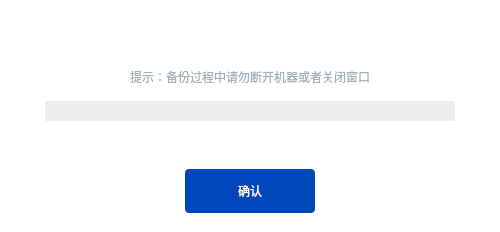
Dobot-Arm/DRobotMaintenanceTool, file code/Widget2ProgressDialog.ui: the form before one commit.
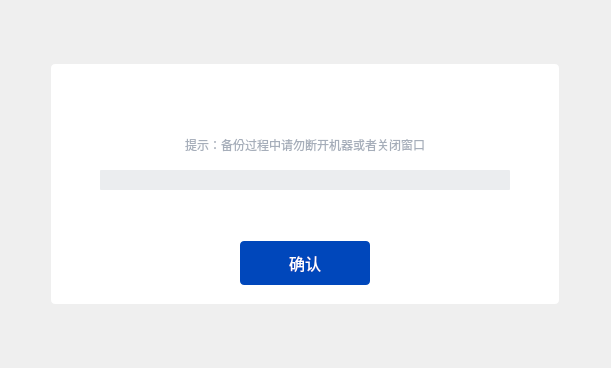
The form after the commit. Icons and pictures are not drawn.

What changed in the file:
```diff
--- a/code/Widget2ProgressDialog.ui
+++ b/code/Widget2ProgressDialog.ui
@@ -6,8 +6,8 @@
    <rect>
     <x>0</x>
     <y>0</y>
-    <width>500</width>
-    <height>232</height>
+    <width>611</width>
+    <height>368</height>
    </rect>
   </property>
   <property name="minimumSize">
@@ -18,18 +18,35 @@
   </property>
   <property name="maximumSize">
    <size>
-    <width>700</width>
-    <height>240</height>
+    <width>7000</width>
+    <height>2400</height>
    </size>
   </property>
   <property name="windowTitle">
    <string>Form</string>
   </property>
   <property name="styleSheet">
-   <string notr="true">
- 	border: none;
-  	border-radius: 4px;
-	background-color: rgb(255, 255, 255);</string>
+   <string notr="true"/>
+  </property>
+  <layout class="QHBoxLayout" name="horizontalLayout_3">
+   <item alignment="Qt::AlignHCenter|Qt::AlignVCenter">
+    <widget class="QWidget" name="widget" native="true">
+     <property name="minimumSize">
+      <size>
+       <width>500</width>
+       <height>232</height>
+      </size>
+     </property>
+     <property name="maximumSize">
+      <size>
+       <width>700</width>
+       <height>240</height>
+      </size>
+     </property>
+     <property name="styleSheet">
+      <string notr="true">border: none;
+border-radius: 4px;
+background-color: rgb(255, 255, 255);</string>
   </property>
   <layout class="QHBoxLayout" name="horizontalLayout_2">
    <item>
@@ -105,14 +122,15 @@
        <property name="font">
         <font>
          <family>Microsoft YaHei UI</family>
-         <pointsize>12</pointsize>
+            <pointsize>-1</pointsize>
          <weight>50</weight>
          <italic>false</italic>
          <bold>false</bold>
         </font>
        </property>
        <property name="styleSheet">
-        <string notr="true">color: #37475F;</string>
+           <string notr="true">color: #37475F;
+font-size:18px;</string>
        </property>
        <property name="text">
         <string/>
@@ -144,7 +162,8 @@
         </size>
        </property>
        <property name="styleSheet">
-        <string notr="true">color: #A6AEBA;</string>
+           <string notr="true">color: #A6AEBA;
+font-size:12px;</string>
        </property>
        <property name="text">
         <string>提示：备份过程中请勿断开机器或者关闭窗口</string>
@@ -207,11 +226,11 @@
       </spacer>
      </item>
      <item>
-      <layout class="QHBoxLayout" name="horizontalLayout">
+         <layout class="QHBoxLayout" name="horizontalLayout" stretch="1,0,0,0,0">
        <item>
         <widget class="QLabel" name="labelProgress">
          <property name="sizePolicy">
-          <sizepolicy hsizetype="Fixed" vsizetype="Fixed">
+             <sizepolicy hsizetype="Expanding" vsizetype="Fixed">
            <horstretch>0</horstretch>
            <verstretch>0</verstretch>
           </sizepolicy>
@@ -225,14 +244,22 @@
          <property name="font">
           <font>
            <family>微软雅黑</family>
+              <pointsize>-1</pointsize>
           </font>
          </property>
          <property name="styleSheet">
-          <string notr="true">color: #5F6C7F;</string>
+             <string notr="true">color: #5F6C7F;
+font-size: 14px;</string>
          </property>
          <property name="text">
           <string/>
          </property>
+            <property name="scaledContents">
+             <bool>true</bool>
+            </property>
+            <property name="wordWrap">
+             <bool>true</bool>
+            </property>
         </widget>
        </item>
        <item>
@@ -254,7 +281,8 @@
        <item>
         <widget class="QLabel" name="labelDownloadSpeed">
          <property name="styleSheet">
-          <string notr="true">color: #5F6C7F;</string>
+             <string notr="true">color: #5F6C7F;
+font-size: 14px;</string>
          </property>
          <property name="text">
           <string/>
@@ -264,7 +292,8 @@
        <item>
         <widget class="QLabel" name="labelDownloadCase">
          <property name="styleSheet">
-          <string notr="true">color: #5F6C7F;</string>
+             <string notr="true">color: #5F6C7F;
+font-size: 14px;</string>
          </property>
          <property name="text">
           <string/>
@@ -320,6 +349,7 @@
 	background: #0047BB;
 	border-radius: 4px;
 	color: rgb(255, 255, 255);
+	font-size:16px;
 }
 QPushButton::disabled{
 	background: rgb(55, 71, 95);
@@ -357,6 +387,9 @@
       </size>
      </property>
     </spacer>
+      </item>
+     </layout>
+    </widget>
    </item>
   </layout>
  </widget>
```
Lines whose indentation alone changed are shown as unchanged.
